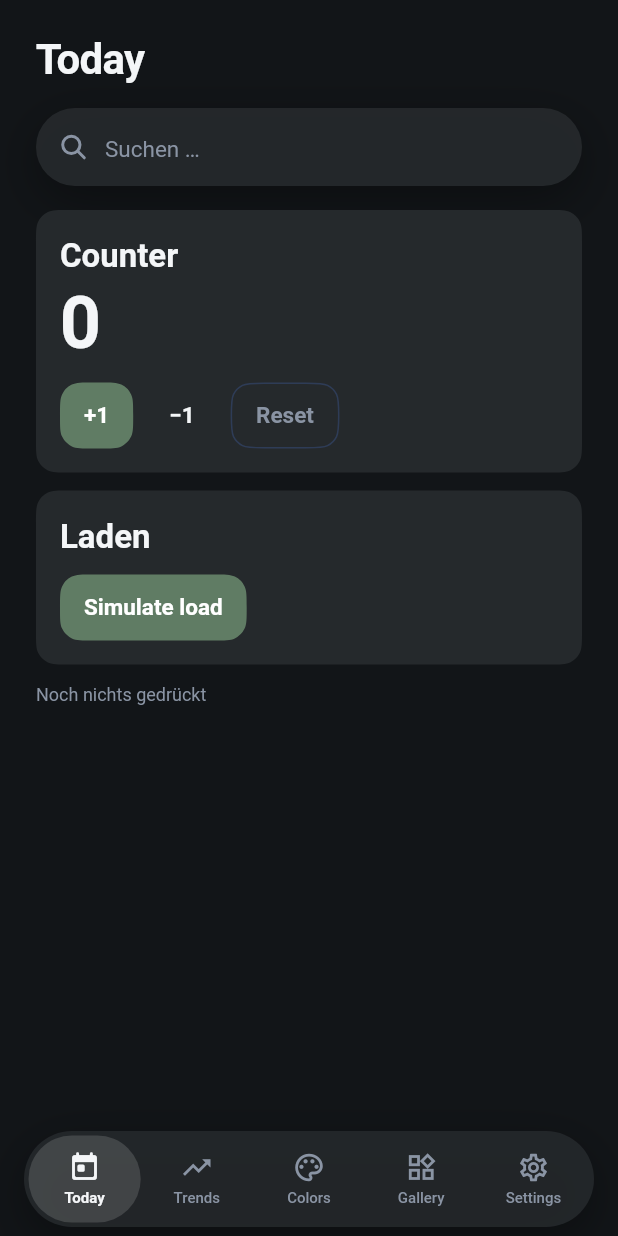
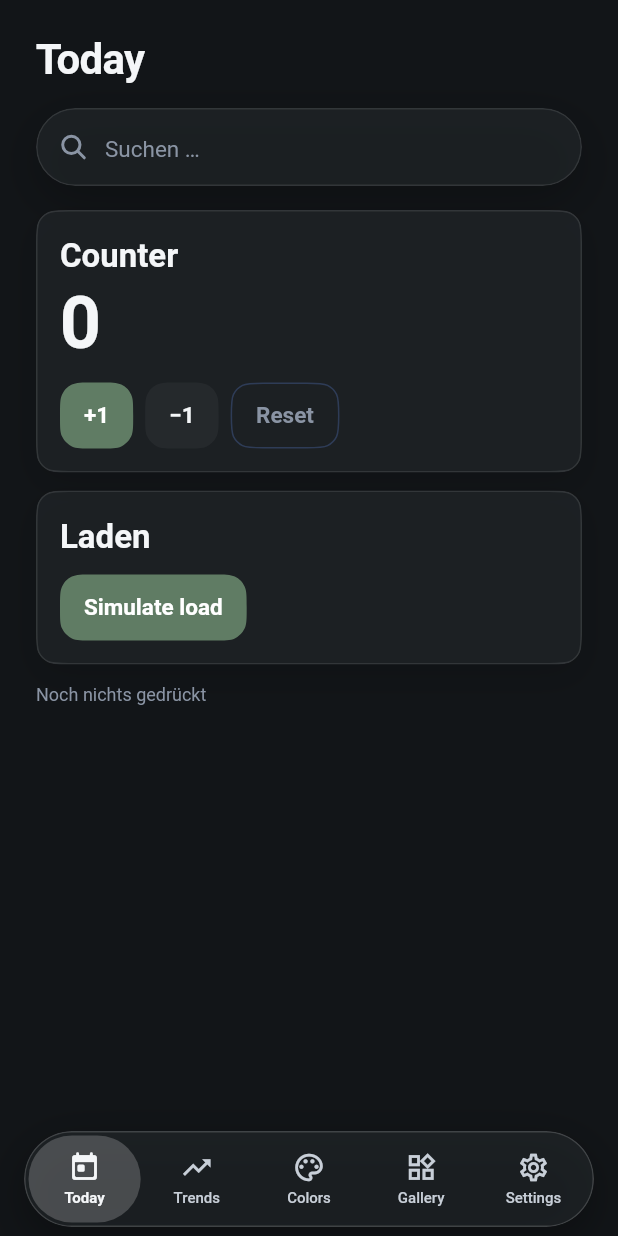
Before and after one commit to chukfinley/chuk_ui, a Flutter app: the screen it shows after launch, on a phone screen of 412 x 824 dp. Run offline on Flutter 3.47's test engine with Material 3 defaults, Android fonts, the phone set to English and light mode, and no system bars.

Commit message:
v0.4.2: mark light-mode glass experimental; dark is the focus
- Reworked chrome/glass so floating surfaces (nav, card, search) are frosted
  glass over the content behind them (fixed root cause: body must sit BEHIND
  the floating nav — example now uses a Stack/extendBody layout, not a Column).
- Global chrome translucency (ChukColors.surfaceOpacity 0.58 dark / 0.30 light,
  chrome()/fillRaised); nav inactive tabs more legible.
- Marked ChukGlass @experimental; README/CLAUDE/ROADMAP state dark mode is the
  supported focus and the light glass is experimental (candidate: shader-based
  liquid glass, ref sdegenaar/liquid_glass_widgets).
- Example uses a hardcoded photo backdrop in light mode (no gradients).

Claude-Session: https://claude.ai/code/session_01UYevD7rJswDPsWqXZntH93

```diff
--- a/example/lib/main.dart
+++ b/example/lib/main.dart
@@ -116,9 +116,14 @@ class _ExampleAppState extends State<ExampleApp> {
                       )
                     : null,
               ),
-              child: Column(
+              // The body fills the whole screen and the floating nav bar is
+              // overlaid at the bottom (like the reference's `extendBody: true`
+              // + `bottomNavigationBar`), so scrolling content passes *behind*
+              // the translucent pill and shows through it and the side/bottom
+              // gaps. Pages pad their bottom (see [_page]) to clear the bar.
+              child: Stack(
                 children: [
-                  Expanded(
+                  Positioned.fill(
                     child: SafeArea(
                       bottom: false,
                       child: IndexedStack(
@@ -133,10 +138,14 @@ class _ExampleAppState extends State<ExampleApp> {
                       ),
                     ),
                   ),
-                  ChukNavBar(
-                    index: _tab,
-                    onChanged: (i) => setState(() => _tab = i),
-                    items: const [
+                  Positioned(
+                    left: 0,
+                    right: 0,
+                    bottom: 0,
+                    child: ChukNavBar(
+                      index: _tab,
+                      onChanged: (i) => setState(() => _tab = i),
+                      items: const [
                       ChukNavItem(
                         icon: Icons.today_outlined,
                         activeIcon: Icons.today_rounded,
@@ -162,7 +171,8 @@ class _ExampleAppState extends State<ExampleApp> {
                         activeIcon: Icons.settings_rounded,
                         label: 'Settings',
                       ),
-                    ],
+                      ],
+                    ),
                   ),
                 ],
               ),
--- a/lib/src/components/card/chuk_card.dart
+++ b/lib/src/components/card/chuk_card.dart
@@ -1,5 +1,6 @@
 import 'package:flutter/widgets.dart';
 
+import '../../shape/chuk_glass.dart';
 import '../../shape/chuk_squircle.dart';
 import '../../theme/chuk_theme.dart';
 
@@ -34,7 +35,8 @@ class ChukCard extends StatelessWidget {
   /// Inner padding. Defaults to the theme's large spacing.
   final EdgeInsets? padding;
 
-  /// Fill color. Defaults to the theme's raised surface.
+  /// Fill color. Defaults to the theme's translucent chrome fill
+  /// ([ChukColors.fillRaised]) so the background shows through.
   final Color? color;
 
   /// Corner radius. Defaults to the theme's medium (card) radius.
@@ -69,25 +71,21 @@ class ChukCard extends StatelessWidget {
       child: child,
     );
 
-    // A translucent solid surface — genuinely see-through in light mode (over
-    // the background), opaque in dark. Clean squircle corners, no backdrop blur.
-    final surface = color ?? t.colors.surfaceRaised;
-    final fill = t.isLight ? surface.withValues(alpha: 0.55) : surface;
-    Widget card = DecoratedBox(
-      decoration: ShapeDecoration(
-        color: fill,
-        shape: shape,
-        shadows: shadow ??
-            (t.isLight
-                ? const [
-                    BoxShadow(
-                      color: Color(0x14000000),
-                      blurRadius: 20,
-                      offset: Offset(0, 8),
-                    ),
-                  ]
-                : null),
-      ),
+    // A frosted-glass surface: the background behind is blurred, then the
+    // chrome-translucent [ChukColors.fillRaised] tint + a bright rim are laid
+    // over it. The blur is what makes it read as glass (not a flat film) and
+    // keeps content legible over a busy background.
+    final fill = color ?? t.colors.fillRaised;
+    final glassShadow = shadow ??
+        const [
+          BoxShadow(color: Color(0x22000000), blurRadius: 20, offset: Offset(0, 8)),
+        ];
+    Widget card = ChukGlass(
+      shape: shape,
+      fill: fill,
+      highlight: Color.fromRGBO(255, 255, 255, t.isLight ? 0.50 : 0.10),
+      blurSigma: 32,
+      shadow: glassShadow,
       child: content,
     );
 
--- a/lib/src/components/nav/chuk_nav_bar.dart
+++ b/lib/src/components/nav/chuk_nav_bar.dart
@@ -1,5 +1,7 @@
 import 'package:flutter/widgets.dart';
 
+import '../../shape/chuk_glass.dart';
+import '../../shape/chuk_squircle.dart';
 import '../../theme/chuk_theme.dart';
 import 'chuk_nav_style.dart';
 
@@ -159,23 +161,23 @@ class ChukNavBar extends StatelessWidget {
       ),
     );
 
-    final trackColor = s.trackColor ?? t.colors.surfaceRaised;
-    // A translucent solid pill (like the reference bar) — genuinely see-through
-    // over the background, with clean rounded corners. No backdrop blur.
-    final fill = t.isLight
-        ? trackColor.withValues(alpha: 0.62)
-        : trackColor.withValues(alpha: 0.86);
+    // A frosted-glass pill: the backdrop (content behind it) is blurred, then a
+    // translucent chrome tint ([ChukColors.fillRaised]) and a bright rim are
+    // laid over it. The blur is what makes it read as *glass* (not a white film)
+    // and keeps the labels legible over a busy background.
+    final fill = s.trackColor ?? t.colors.fillRaised;
 
-    Widget bar = AnimatedContainer(
-      duration: t.motion.medium,
-      curve: t.motion.standard,
-      height: height,
-      decoration: BoxDecoration(
-        color: fill,
-        borderRadius: radius,
-        boxShadow: s.shadow,
+    Widget bar = ChukGlass(
+      shape: SquircleBorder(radius: s.radius ?? t.radii.pill),
+      fill: fill,
+      highlight: Color.fromRGBO(255, 255, 255, t.isLight ? 0.55 : 0.16),
+      blurSigma: 34,
+      shadow: s.shadow,
+      child: AnimatedSize(
+        duration: t.motion.medium,
+        curve: t.motion.standard,
+        child: SizedBox(height: height, child: inner),
       ),
-      child: inner,
     );
 
     bar = Padding(
--- a/lib/src/components/search/chuk_search_bar.dart
+++ b/lib/src/components/search/chuk_search_bar.dart
@@ -1,6 +1,7 @@
 import 'package:flutter/services.dart';
 import 'package:flutter/widgets.dart';
 
+import '../../shape/chuk_glass.dart';
 import '../../shape/chuk_squircle.dart';
 import '../../theme/chuk_theme.dart';
 
@@ -102,18 +103,18 @@ class _ChukSearchBarState extends State<ChukSearchBar> {
     return GestureDetector(
       behavior: HitTestBehavior.opaque,
       onTap: widget.enabled ? _focus.requestFocus : null,
-      child: DecoratedBox(
-        decoration: ShapeDecoration(
-          color: t.colors.surfaceRaised.withValues(alpha: 0.93),
+      child: ChukGlass(
         shape: shape,
-          shadows: const [
+        fill: t.colors.fillRaised,
+        highlight: Color.fromRGBO(255, 255, 255, t.isLight ? 0.50 : 0.10),
+        blurSigma: 32,
+        shadow: const [
           BoxShadow(
-              color: Color(0x57000000),
+            color: Color(0x40000000),
             blurRadius: 28,
             offset: Offset(0, 10),
           ),
         ],
-        ),
         child: SizedBox(
           height: widget.height,
           child: Padding(
--- a/lib/src/shape/chuk_glass.dart
+++ b/lib/src/shape/chuk_glass.dart
@@ -1,6 +1,7 @@
 import 'dart:ui' as ui;
 
 import 'package:flutter/widgets.dart';
+import 'package:meta/meta.dart';
 
 /// A frosted-glass surface: whatever is behind it is blurred, then a translucent
 /// fill, a bright edge highlight and an optional shadow are laid on top, all
@@ -9,6 +10,11 @@ import 'package:flutter/widgets.dart';
 /// The blur only shows against content behind it, so place glass over a gradient
 /// or scenic background for the full effect. A low [fill] alpha plus a strong
 /// [blurSigma] and the [highlight] edge are what make the glass read clearly.
+///
+/// **Experimental.** The frosted-glass / light-mode look is still being explored
+/// (a real shader-based "liquid glass" treatment is a candidate). The supported,
+/// stable path is the **dark** theme; this API may change or be replaced.
+@experimental
 class ChukGlass extends StatelessWidget {
   const ChukGlass({
     super.key,
--- a/lib/src/theme/chuk_theme_data.dart
+++ b/lib/src/theme/chuk_theme_data.dart
@@ -201,11 +201,15 @@ class ChukThemeData {
       ),
       navStyle: (navStyle ?? const ChukNavStyle()).merge(
         ChukNavStyle(
-          trackColor: colors.surfaceRaised.withValues(alpha: 0.93),
+          // Translucent chrome fill (like the reference `_barFill`) so the
+          // scenic background genuinely shows through the floating pill.
+          trackColor: colors.fillRaised,
+          // Stronger highlight + more legible inactive tabs so every
+          // destination reads, not just the selected one.
           highlightColor:
-              isLight ? const Color(0x0F000000) : const Color(0x24FFFFFF),
+              isLight ? const Color(0x1F000000) : const Color(0x33FFFFFF),
           activeColor: colors.textPrimary,
-          inactiveColor: colors.textTertiary,
+          inactiveColor: colors.textSecondary,
           height: 64,
           collapsedHeight: 52,
           radius: radii.pill,
--- a/lib/src/tokens/chuk_colors.dart
+++ b/lib/src/tokens/chuk_colors.dart
@@ -30,6 +30,7 @@ class ChukColors {
     required this.statusWarning,
     required this.statusCritical,
     required this.onStatus,
+    required this.surfaceOpacity,
   });
 
   /// The full-screen background canvas.
@@ -86,6 +87,31 @@ class ChukColors {
   /// Content color that sits on top of a filled status color.
   final Color onStatus;
 
+  /// How see-through *chrome* surfaces are — the single translucency knob.
+  ///
+  /// Every floating surface (the nav bar pill, cards, tiles, sheets) fills with
+  /// [chrome] / [fillRaised] rather than a raw opaque `surface*` token, so the
+  /// scenic background genuinely shows through. `1.0` is fully opaque; lower
+  /// lets more of the background bleed in. Mirrors the reference app's global
+  /// `surfaceOpacity` (0.58 dark / 0.74 light). Page/background canvases stay
+  /// opaque and keep using the raw `surface*` tokens.
+  final double surfaceOpacity;
+
+  /// Makes a solid surface [base] translucent by the global [surfaceOpacity]
+  /// (or an explicit [opacity]). Route every floating chrome fill through this.
+  Color chrome(Color base, {double? opacity}) =>
+      base.withValues(alpha: opacity ?? surfaceOpacity);
+
+  /// The translucent variant of [surfaceRaised] — the fill floating chrome
+  /// (nav bar, cards, tiles) should use instead of the raw opaque token.
+  Color get fillRaised => chrome(surfaceRaised);
+
+  /// The translucent variant of [surfaceOverlay] (menus, popovers).
+  Color get fillOverlay => chrome(surfaceOverlay);
+
+  /// The translucent variant of [surfaceInset] (wells, recessed fills).
+  Color get fillInset => chrome(surfaceInset);
+
   /// The reference dark palette (blue-grey canvas, blue accent). Default.
   factory ChukColors.dark() => const ChukColors(
         surfaceBase: Color(0xFF121518),
@@ -106,6 +132,7 @@ class ChukColors {
         statusWarning: Color(0xFFF0A020),
         statusCritical: Color(0xFFE0662F),
         onStatus: Color(0xFFFFFFFF),
+        surfaceOpacity: 0.58,
       );
 
   /// The reference light palette — a soft **sage-tinted** light scheme (not
@@ -129,6 +156,9 @@ class ChukColors {
         statusWarning: Color(0xFFC98A24),
         statusCritical: Color(0xFFC24E2E),
         onStatus: Color(0xFFFFFFFF),
+        // Strongly see-through in light mode so chrome reads as coloured glass
+        // over the background — the image shows through, not a white film.
+        surfaceOpacity: 0.30,
       );
 
   /// Returns a copy of this palette with the given fields replaced.
@@ -151,6 +181,7 @@ class ChukColors {
     Color? statusWarning,
     Color? statusCritical,
     Color? onStatus,
+    double? surfaceOpacity,
   }) {
     return ChukColors(
       surfaceBase: surfaceBase ?? this.surfaceBase,
@@ -171,6 +202,7 @@ class ChukColors {
       statusWarning: statusWarning ?? this.statusWarning,
       statusCritical: statusCritical ?? this.statusCritical,
       onStatus: onStatus ?? this.onStatus,
+      surfaceOpacity: surfaceOpacity ?? this.surfaceOpacity,
     );
   }
 
@@ -195,6 +227,8 @@ class ChukColors {
       statusWarning: Color.lerp(a.statusWarning, b.statusWarning, t)!,
       statusCritical: Color.lerp(a.statusCritical, b.statusCritical, t)!,
       onStatus: Color.lerp(a.onStatus, b.onStatus, t)!,
+      surfaceOpacity:
+          lerpDouble(a.surfaceOpacity, b.surfaceOpacity, t) ?? a.surfaceOpacity,
     );
   }
 
@@ -218,7 +252,8 @@ class ChukColors {
       other.statusPositive == statusPositive &&
       other.statusWarning == statusWarning &&
       other.statusCritical == statusCritical &&
-      other.onStatus == onStatus;
+      other.onStatus == onStatus &&
+      other.surfaceOpacity == surfaceOpacity;
 
   @override
   int get hashCode => Object.hashAll([
@@ -240,5 +275,6 @@ class ChukColors {
         statusWarning,
         statusCritical,
         onStatus,
+        surfaceOpacity,
       ]);
 }
--- a/pubspec.yaml
+++ b/pubspec.yaml
@@ -16,6 +16,7 @@ environment:
 dependencies:
   flutter:
     sdk: flutter
+  meta: ^1.15.0
 
 dev_dependencies:
   flutter_test:
```
Also changed, not shown: example/assets/bg.jpg, 3 other files. Lines whose indentation alone changed are shown as unchanged.
